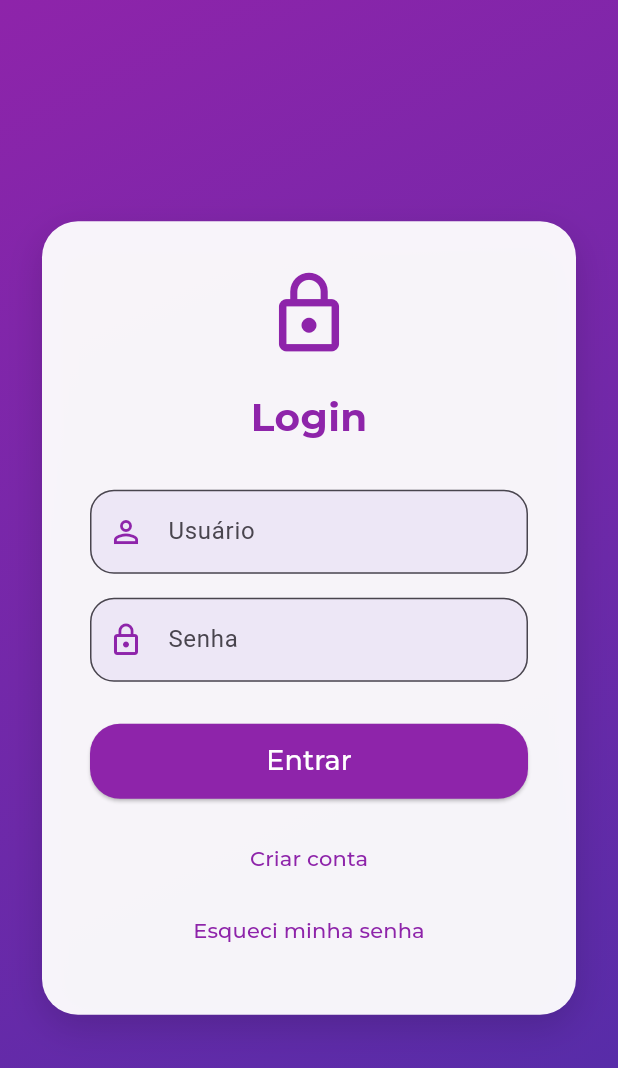
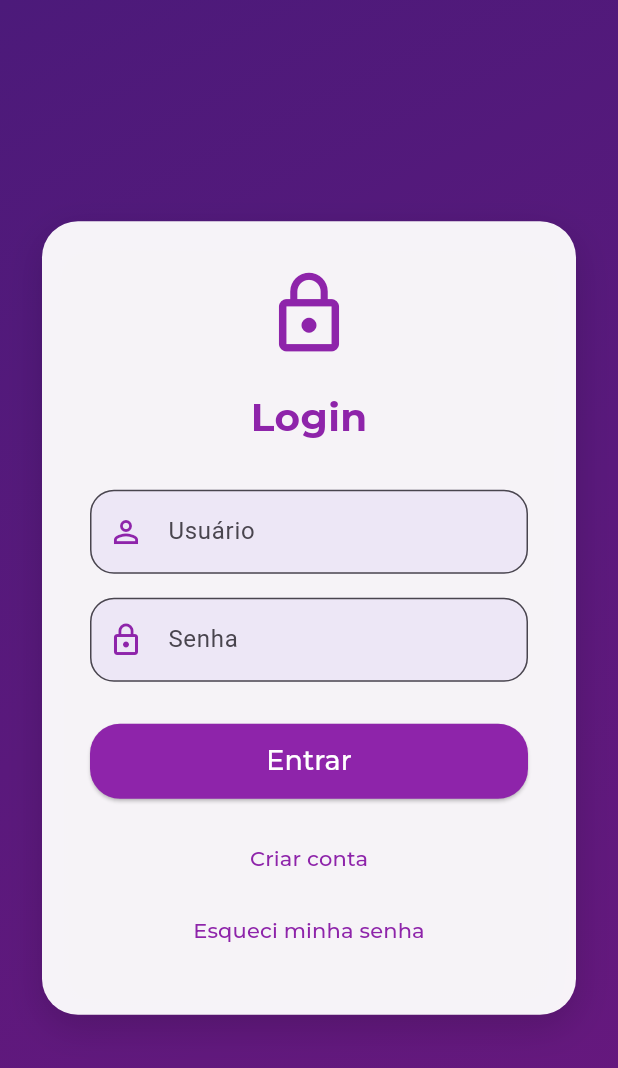
Before and after one commit to emyoliivei/tasknavigation, a Flutter app: the screen it shows after launch, after a tap on "Get Started", on a phone screen of 412 x 824 dp. Shown: the top 1068 px of the screen. Run offline on Flutter 3.47's test engine with Material 3 defaults, Android fonts, the phone set to English and light mode, and no system bars; our stand-ins replace google_fonts, image_picker.

Commit message:
terminei o app, apenas falta linkar e arrumar os proximos detalhes após linkar

```diff
--- a/analysis_options.yaml
+++ b/analysis_options.yaml
@@ -7,7 +7,7 @@ environment:
 dependencies:
   flutter:
     sdk: flutter
-  google_fonts: ^6.1.0
+  google_fonts: ^6.2.1
   animated_text_kit: ^4.2.2
   image_picker: ^0.8.7+4
 
--- a/lib/screens/criar_conta_screen.dart
+++ b/lib/screens/criar_conta_screen.dart
@@ -62,7 +62,8 @@ class _CriarContaScreenState extends State<CriarContaScreen> with SingleTickerPr
           Container(
             decoration: const BoxDecoration(
               gradient: LinearGradient(
-                colors: [Color(0xFF8E24AA), Color(0xFF512DA8)],
+                colors: [ Color.fromARGB(255, 76, 26, 122),
+              Color.fromARGB(255, 104, 24, 126),],
                 begin: Alignment.topLeft,
                 end: Alignment.bottomRight,
               ),
--- a/lib/screens/home_screen.dart
+++ b/lib/screens/home_screen.dart
@@ -1,4 +1,5 @@
 import 'package:flutter/material.dart';
+import 'package:google_fonts/google_fonts.dart';
 
 class HomeScreen extends StatelessWidget {
   const HomeScreen({super.key});
@@ -10,8 +11,8 @@ class HomeScreen extends StatelessWidget {
         decoration: const BoxDecoration(
           gradient: LinearGradient(
             colors: [
-              Color(0xFF9B51E0), // Roxo vibrante (começo)
-              const Color(0xFF8E24AA), // Roxo escuro elegante (fim)
+              Color.fromARGB(255, 76, 26, 122),
+              Color.fromARGB(255, 104, 24, 126),
             ],
             begin: Alignment.topCenter,
             end: Alignment.bottomCenter,
@@ -24,56 +25,56 @@ class HomeScreen extends StatelessWidget {
               child: Column(
                 mainAxisAlignment: MainAxisAlignment.center,
                 children: [
-                  // Logo moderna
-                  Container(
-                    width: 150,
-                    height: 150,
-                    decoration: BoxDecoration(
-                      borderRadius: BorderRadius.circular(20),
-                      boxShadow: [
-                        BoxShadow(
-                          color: Colors.black.withOpacity(0.4),
-                          blurRadius: 20,
-                          offset: const Offset(0, 10),
-                        ),
-                      ],
+                  // LOGO MAIOR
+                  SizedBox(
+                    width: 230,
+                    height: 230,
+                    child: Image.asset(
+                      'assets/logo_moderna.png',
+                      fit: BoxFit.contain,
                     ),
-                    child: ClipRRect(
-                      borderRadius: BorderRadius.circular(20),
-                      child: Image.asset(
-                        'assets/logo_moderna.png',
-                        fit: BoxFit.cover,
+                  ),
+                  const SizedBox(height: 40),
+
+                  // Texto com fonte League Spartan
+                  Text(
+                    'Task Navigation',
+                    style: GoogleFonts.leagueSpartan(
+                      textStyle: const TextStyle(
+                        color: Colors.white,
+                        fontSize: 28,
+                        fontWeight: FontWeight.bold,
+                        letterSpacing: 1.2,
                       ),
                     ),
                   ),
-                  const SizedBox(height: 30),
-                  const Text(
-                    'Task Navigation',
-                    style: TextStyle(
-                      color: Colors.white,
-                      fontSize: 30,
-                      fontWeight: FontWeight.bold,
-                      letterSpacing: 1.5,
+                  const SizedBox(height: 10),
+
+                  // Subtítulo com fonte Sans Serif clean
+                  Text(
+                    'Seja bem-vindo(a) à Task Navigation',
+                    textAlign: TextAlign.center,
+                    style: GoogleFonts.openSans(
+                      textStyle: const TextStyle(
+                        color: Colors.white70,
+                        fontSize: 14,
+                      ),
                     ),
                   ),
-                  const SizedBox(height: 12),
-                  const Text(
-                    'Seja bem vindo a Task Navigation',
-                    style: TextStyle(
-                      color: Colors.white70,
-                      fontSize: 18,
-                    ),
-                  ),
-                  const SizedBox(height: 40),
+                  const SizedBox(height: 36),
+
+                  // Botão estiloso
                   ElevatedButton.icon(
                     icon: const Icon(Icons.arrow_forward),
-                    label: const Text(
+                    label: Text(
                       'Get Started',
-                      style: TextStyle(fontSize: 16),
+                      style: GoogleFonts.openSans(
+                        textStyle: const TextStyle(fontSize: 16),
+                      ),
                     ),
                     style: ElevatedButton.styleFrom(
                       backgroundColor: Colors.white,
-                      foregroundColor:const Color(0xFF8E24AA), // Roxo vivo
+                      foregroundColor: const Color(0xFF8E24AA),
                       padding: const EdgeInsets.symmetric(
                           horizontal: 32, vertical: 16),
                       shape: RoundedRectangleBorder(
--- a/lib/screens/login_screen.dart
+++ b/lib/screens/login_screen.dart
@@ -55,7 +55,8 @@ class _LoginScreenState extends State<LoginScreen> with SingleTickerProviderStat
           Container(
             decoration: const BoxDecoration(
               gradient: LinearGradient(
-                colors: [Color(0xFF8E24AA), Color(0xFF512DA8)],
+                colors: [ Color.fromARGB(255, 76, 26, 122),
+              Color.fromARGB(255, 104, 24, 126),],
                 begin: Alignment.topLeft,
                 end: Alignment.bottomRight,
               ),
--- a/pubspec.yaml
+++ b/pubspec.yaml
@@ -22,5 +22,6 @@ dev_dependencies:
 flutter:
   uses-material-design: true
 
+
   assets:
     - assets/logo_moderna.png
```
Also changed, not shown: assets/logo_moderna.png, pubspec.lock.
